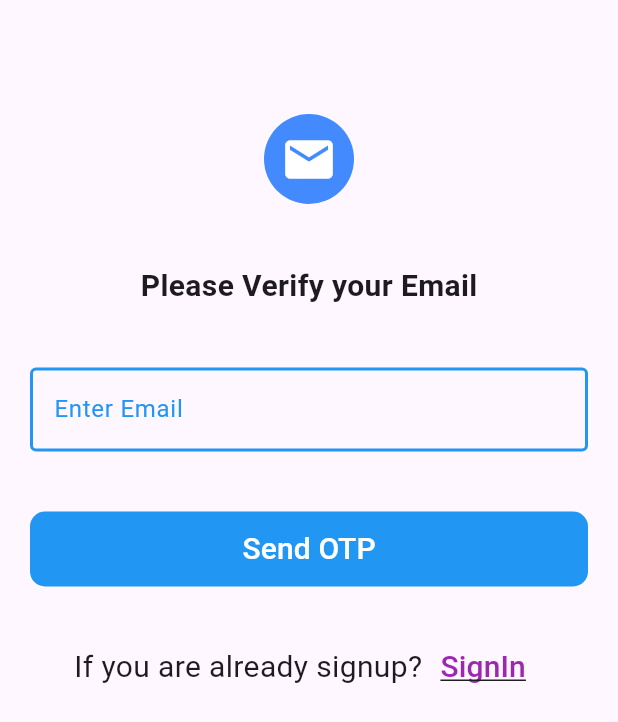
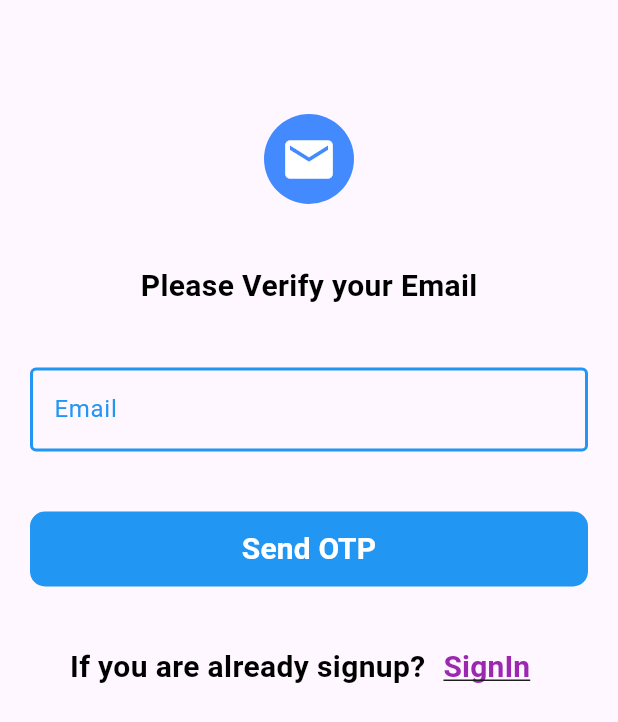
Before and after one commit to jayantanonymousmission/Startup-Project-Frontend, a Flutter app: the screen it shows after launch, on a phone screen of 412 x 824 dp. Shown: the top 722 px of the screen. Run offline on Flutter 3.47's test engine with Material 3 defaults, Android fonts, the light colour scheme and no system bars.

Commit message:
add multiple files

```diff
--- a/lib/main.dart
+++ b/lib/main.dart
@@ -11,6 +11,7 @@ class MyApp extends StatelessWidget {
   @override
   Widget build(BuildContext context) {
     return MaterialApp(
+      debugShowCheckedModeBanner:false,
       home:SendOtpScreen(),
     );
   }
--- a/lib/src/screens/Authentication/send_otp.dart
+++ b/lib/src/screens/Authentication/send_otp.dart
@@ -1,8 +1,7 @@
 //import some libraries and files
 import 'package:flutter/foundation.dart';
 import 'package:flutter/material.dart';
-import 'package:startupproject/src/storage/validators/email_validation.dart';
-
+import 'package:startupproject/src/storage/common_widget/send_otp.dart';
 import '../../utility/controllerFunctions/sendOtp.dart';
 
 //make stateful class for handling state
@@ -38,118 +37,15 @@ class _SendOtpScreenState extends State<SendOtpScreen> {
     );
   }
 
-  Widget textFields(){
-    return SingleChildScrollView(
-      child: Column(
-        children: [
-          Center(child:Column(children: [
-          Padding(
-            padding: const EdgeInsets.all(20),
-            child: CircleAvatar(
-              backgroundColor:Colors.blueAccent,
-              minRadius:30,
-              child:Icon(Icons.mail,color:Colors.white,size:38),
-            ),
-          ),
-          Padding(
-            padding: const EdgeInsets.all(20),
-            child: Text("Please Verify your Email",style:TextStyle(fontSize:20,fontWeight:FontWeight.bold)),
-          ),
-
-          Padding(
-            padding:EdgeInsets.all(20),
-            child: Form(
-              key:_formKey,
-              child: TextFormField(
-                controller: emailController,
-                validator:validateEmail,
-                decoration: InputDecoration(
-                  labelText: "Enter Email",
-                   labelStyle:TextStyle(color:Colors.blue),
-                   enabledBorder:OutlineInputBorder(
-                       borderSide:BorderSide(
-                         color:Colors.blue,
-                         width:2,
-                         style: BorderStyle.solid,
-                       )
-                   ),
-                    focusedBorder: OutlineInputBorder(
-                      borderSide: BorderSide(
-                        color: Colors.blue,
-                        width: 2,
-                        style: BorderStyle.solid,
-                      ),
-                    )
-                ),
-              ),
-            ),
-          ),
-          Padding(
-            padding: const EdgeInsets.all(20),
-            child: Container(
-              width:double.infinity,
-              height: 50,
-              child: TextButton(
-                  onPressed: handleSendOTP,
-                  style:TextButton.styleFrom(
-                    backgroundColor: Colors.blue,
-                    foregroundColor:Colors.white,
-                    shape:RoundedRectangleBorder(
-                      borderRadius:BorderRadius.circular(10)
-                    ),
-                  ),
-
-                  child: Text("Send OTP",style:TextStyle(fontSize:20))
-              ),
-            ),
-          ),
-            Padding(
-              padding: const EdgeInsets.all(10),
-              child: Row(
-                mainAxisAlignment:MainAxisAlignment.center,
-                children: [
-                Text("If you are already signup?",style:TextStyle(fontSize:20)),
-                TextButton(
-                  onPressed: () {  },
-                  child:Text("SignIn",style:TextStyle(fontSize:20,color:Colors.purple,decoration:TextDecoration.underline),))
-              ],),
-            )
-          ]))
-        ],
-      )
-    );
-  }
-
-
     @override
     Widget build(BuildContext context) {
       return Scaffold(
           appBar: AppBar(),
 
           body:kIsWeb?
-              textFields()
+              SendOTP(function:handleSendOTP, controller:emailController, formKey:_formKey,)
               :
-              textFields()
-
-
-      // SingleChildScrollView(
-      //   child: Column(
-      //     children: [
-      //       Form(
-      //         key:_formKey,
-      //         child: TextFormField(
-      //           controller: emailController,
-      //            validator:validateEmail,
-      //           decoration: InputDecoration(
-      //             labelText: "Enter Email",
-      //             border: OutlineInputBorder(),
-      //           ),
-      //         ),
-      //       ),
-      //       ElevatedButton(onPressed: handleSendOTP, child: Text("Send OTP")),
-      //     ],
-      //   ),
-      // ),
+              SendOTP(function:handleSendOTP, controller:emailController, formKey:_formKey,)
       );
     }
   }
--- /dev/null
+++ b/lib/src/storage/common_widget/send_otp.dart
@@ -0,0 +1,77 @@
+//import some libraries and files
+import 'package:flutter/material.dart';
+import 'package:startupproject/src/storage/custom_widgets/text_field.dart';
+import 'package:startupproject/src/storage/custom_widgets/text_form_field.dart';
+import 'package:startupproject/src/storage/constant/constants.dart';
+import '../validators/email_validation.dart';
+
+//for app or web
+class SendOTP extends StatelessWidget {
+  SendOTP({super.key,required this.function,required this.controller,required this.formKey});
+  //create some variables
+  final TextEditingController controller;
+  final GlobalKey<FormState> formKey;
+  final VoidCallback function;
+  @override
+  Widget build(BuildContext context) {
+    return SingleChildScrollView(
+        child: Column(
+          children: [
+            Center(child: Column(children: [
+              Padding(
+                padding: const EdgeInsets.all(20),
+                child: CircleAvatar(
+                  backgroundColor: Colors.blueAccent,
+                  minRadius: 30,
+                  child: Icon(Icons.mail, color:AppColor.white, size: 38),
+                ),
+              ),
+              Padding(
+                padding: const EdgeInsets.all(20),
+                child:LabelText(text:"Please Verify your Email")
+              ),
+              Form(
+                child: CustomTextField(text: "Email",
+                  controller:controller,
+                  formKey: formKey,
+                  validation: validateEmail
+                ),
+              ),
+              Padding(
+                padding: const EdgeInsets.all(20),
+                child: SizedBox(
+                  width: double.infinity,
+                  height: 50,
+                  child: TextButton(
+                      onPressed:function,
+                      style: TextButton.styleFrom(
+                        backgroundColor: Colors.blue,
+                        foregroundColor: Colors.white,
+                        shape: RoundedRectangleBorder(
+                            borderRadius: BorderRadius.circular(10)
+                        ),
+                      ),
+                      child:LabelText(text:"Send OTP",color:AppColor.white,)
+                  ),
+                ),
+              ),
+              Padding(
+                padding: const EdgeInsets.all(10),
+                child: Row(
+                  mainAxisAlignment: MainAxisAlignment.center,
+                  children: [
+                    LabelText(text:"If you are already signup?"),
+                    TextButton(
+                        onPressed: () {},
+                        child:LabelText(
+                          text:"SignIn", color:AppColor.purple, textDecoration: TextDecoration.underline
+                        )
+                    )
+                  ]),
+              )
+            ]))
+          ],
+        )
+    );
+  }
+}
--- /dev/null
+++ b/lib/src/storage/custom_widgets/text_field.dart
@@ -0,0 +1,24 @@
+//import some libraries and file
+import 'package:flutter/material.dart';
+
+//create stateless class
+class LabelText extends StatelessWidget {
+  const LabelText({super.key,required this.text,this.fontWeight=FontWeight.bold,this.color=Colors.black,this.fontSize=20,this.textDecoration});
+  //crate some variables
+  final String text;
+  final FontWeight ? fontWeight;
+  final Color ? color;
+  final double ? fontSize;
+  final TextDecoration ? textDecoration;
+  @override
+  Widget build(BuildContext context) {
+    return Text(text,
+        style: TextStyle(
+        fontSize:fontSize,
+        fontWeight:fontWeight,
+        color:color ,
+        decoration:textDecoration
+        )
+    );
+  }
+}
--- /dev/null
+++ b/lib/src/storage/custom_widgets/text_form_field.dart
@@ -0,0 +1,49 @@
+//import some libraries and files
+import 'package:flutter/material.dart';
+
+//create stateless class
+class CustomTextField extends StatelessWidget {
+  //create custom variables
+  final String text;
+  final TextEditingController controller;
+  final GlobalKey<FormState>  formKey;
+  final String? Function(String?) ? validation;
+  const CustomTextField({super.key,required this.text,required this.controller,required this.formKey,this.validation});
+
+  @override
+  Widget build(BuildContext context) {
+    //return Padding for giving space
+    return Padding(
+      padding:EdgeInsets.all(20),
+      child: Form(
+        //form key is used for apply validation
+        key:formKey,
+        //use text form field for taking use input
+        child: TextFormField(
+          //controller for capturing input form text form field,
+          controller:controller,
+          //validation is used for which type of validation are you perform,its a function
+          validator:validation,
+          decoration: InputDecoration(
+              labelText:text,
+              labelStyle:TextStyle(color:Colors.blue),
+              enabledBorder:OutlineInputBorder(
+                  borderSide:BorderSide(
+                    color:Colors.blue,
+                    width:2,
+                    style: BorderStyle.solid,
+                  )
+              ),
+              focusedBorder: OutlineInputBorder(
+                borderSide: BorderSide(
+                  color: Colors.blue,
+                  width: 2,
+                  style: BorderStyle.solid,
+                ),
+              )
+          ),
+        ),
+      ),
+    );
+  }
+}
--- a/lib/src/utility/controllerFunctions/sendOtp.dart
+++ b/lib/src/utility/controllerFunctions/sendOtp.dart
@@ -3,6 +3,7 @@ import 'package:flutter/material.dart';
 import '../../storage/constant/constants.dart';
 import '../../api/EmailVerification/send_otp.dart';
 import '../snackbar.dart';
+import "../../storage/custom_widgets/text_field.dart";
 
 //create class controller for send otp function
 Future<void> sendOtpScreenFunction({
@@ -14,7 +15,7 @@ Future<void> sendOtpScreenFunction({
   if (formKey.currentState!.validate()) {
     // Proceed with OTP logic
     ScaffoldMessenger.of(context).showSnackBar(
-      SnackBar(content: Text('Sending OTP Wait...')),
+      SnackBar(content:LabelText(text:'Sending OTP Wait...',color:AppColor.white,fontSize:15,)),
     );
   }
   try {
```
